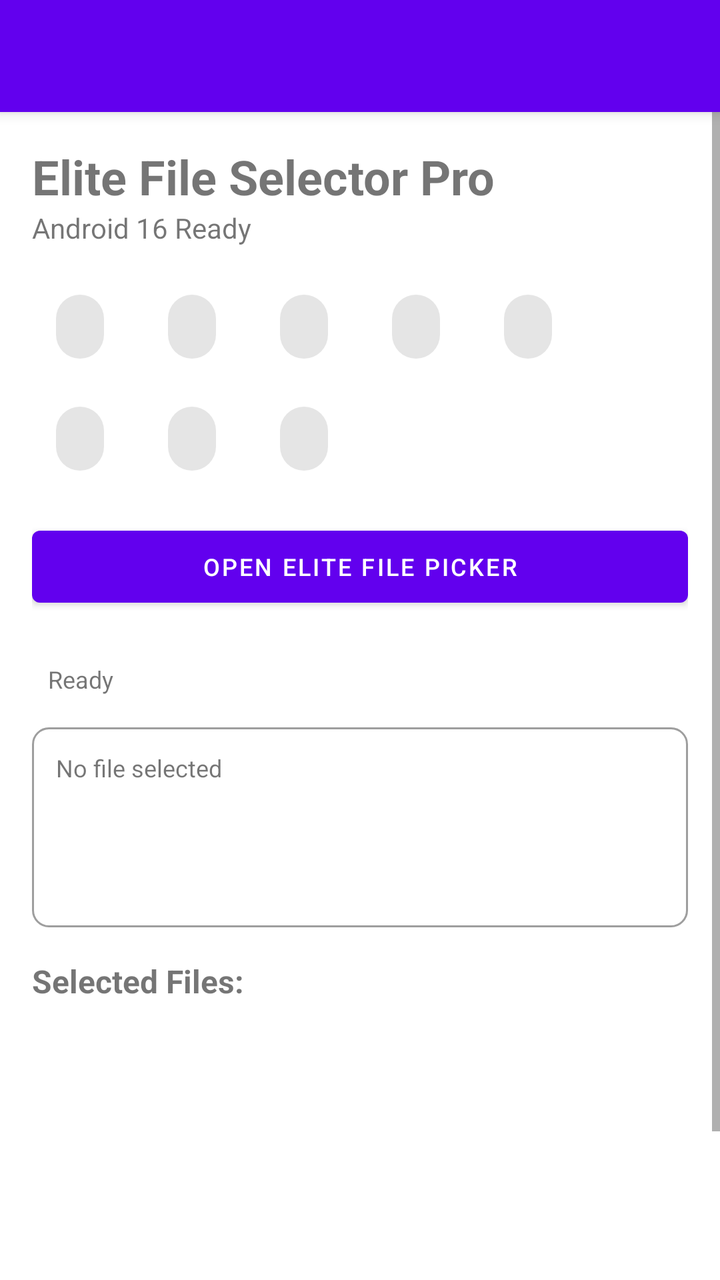
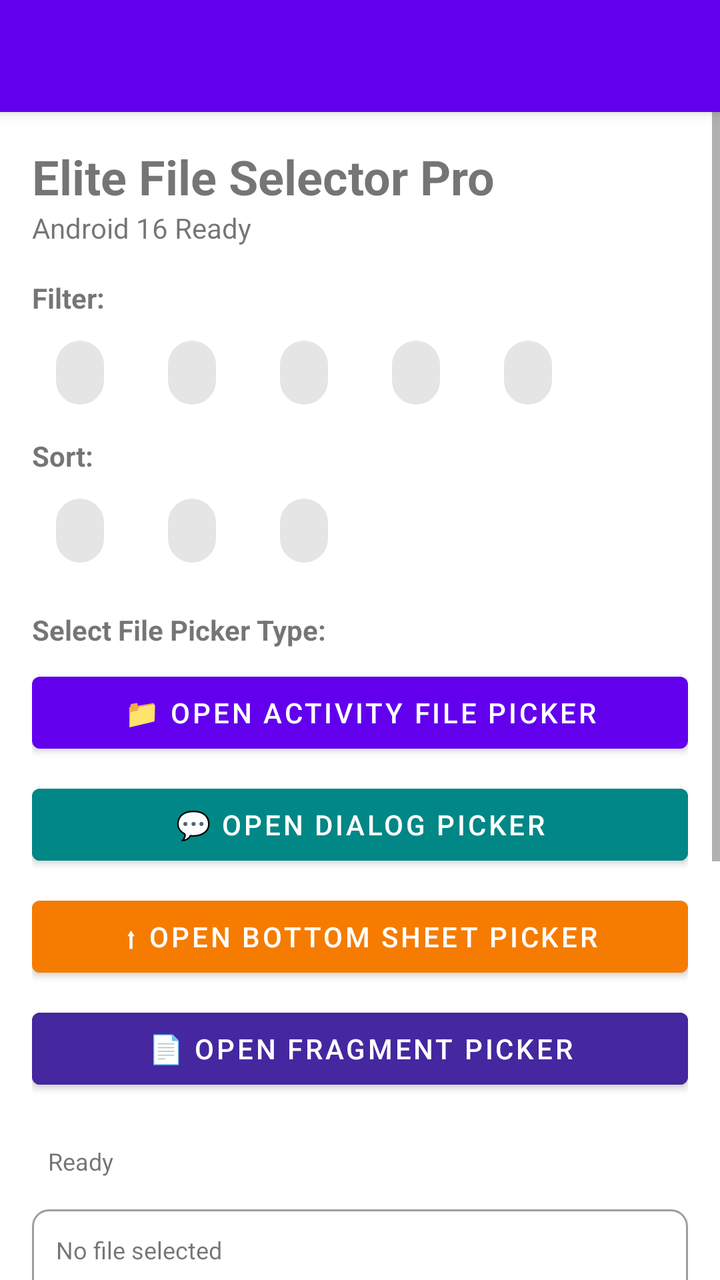

Compare the two renders of this Android layout. The source of the first and the diff that turns it into the second are given below.
<!-- AndroidManifest.xml: fallback theme Theme.MaterialComponents.DayNight.NoActionBar -->
<!-- res/layout/main.xml -->
<androidx.coordinatorlayout.widget.CoordinatorLayout
	xmlns:android="http://schemas.android.com/apk/res/android"
	xmlns:app="http://schemas.android.com/apk/res-auto"
	xmlns:tools="http://schemas.android.com/tools"
	android:id="@+id/_coordinator"
	android:layout_width="match_parent"
	android:layout_height="match_parent">
	<com.google.android.material.appbar.AppBarLayout
		android:id="@+id/_app_bar"
		android:layout_width="match_parent"
		android:layout_height="wrap_content"
		android:theme="@style/AppTheme.AppBarOverlay">
		<androidx.appcompat.widget.Toolbar
			android:id="@+id/_toolbar"
			android:layout_width="match_parent"
			android:layout_height="?attr/actionBarSize"
			android:background="?attr/colorPrimary"
			app:popupTheme="@style/AppTheme.PopupOverlay" />
	</com.google.android.material.appbar.AppBarLayout>
	<ScrollView
		android:layout_width="match_parent"
		android:layout_height="match_parent"
		android:fillViewport="true"
		app:layout_behavior="@string/appbar_scrolling_view_behavior">
		<LinearLayout
			android:id="@+id/linear10"
			android:layout_width="match_parent"
			android:layout_height="wrap_content"
			android:padding="16dp"
			android:orientation="vertical">
			<TextView
				android:id="@+id/textview4"
				android:layout_width="wrap_content"
				android:layout_height="wrap_content"
				android:text="Elite File Selector Pro"
				android:textSize="24sp"
				android:textStyle="bold" />
			<TextView
				android:id="@+id/textview5"
				android:layout_width="wrap_content"
				android:layout_height="wrap_content"
				android:layout_marginBottom="16dp"
				android:text="Android 16 Ready"
				android:textSize="14sp" />
			<com.google.android.material.chip.ChipGroup
				android:id="@+id/chipGroupFilter"
				android:layout_width="match_parent"
				android:layout_height="wrap_content"
				android:layout_marginBottom="8dp"
				app:singleSelection="true">
				<com.google.android.material.chip.Chip
					android:id="@+id/chip11"
					android:layout_width="wrap_content"
					android:layout_height="wrap_content" />
				<com.google.android.material.chip.Chip
					android:id="@+id/chip12"
					android:layout_width="wrap_content"
					android:layout_height="wrap_content" />
				<com.google.android.material.chip.Chip
					android:id="@+id/chip13"
					android:layout_width="wrap_content"
					android:layout_height="wrap_content" />
				<com.google.android.material.chip.Chip
					android:id="@+id/chip14"
					android:layout_width="wrap_content"
					android:layout_height="wrap_content" />
				<com.google.android.material.chip.Chip
					android:id="@+id/chip15"
					android:layout_width="wrap_content"
					android:layout_height="wrap_content" />
			</com.google.android.material.chip.ChipGroup>
			<com.google.android.material.chip.ChipGroup
				android:id="@+id/chipGroupSort"
				android:layout_width="match_parent"
				android:layout_height="wrap_content"
				android:layout_marginBottom="16dp"
				app:singleSelection="true">
				<com.google.android.material.chip.Chip
					android:id="@+id/chip16"
					android:layout_width="wrap_content"
					android:layout_height="wrap_content" />
				<com.google.android.material.chip.Chip
					android:id="@+id/chip17"
					android:layout_width="wrap_content"
					android:layout_height="wrap_content" />
				<com.google.android.material.chip.Chip
					android:id="@+id/chip18"
					android:layout_width="wrap_content"
					android:layout_height="wrap_content" />
			</com.google.android.material.chip.ChipGroup>
			<com.google.android.material.button.MaterialButton
				android:id="@+id/btnOpenFilePicker"
				android:layout_width="match_parent"
				android:layout_height="wrap_content"
				android:layout_marginBottom="16dp"
				android:text="Open Elite File Picker"
				android:textSize="12sp"
				android:icon="@drawable/ic_folder"
				app:iconGravity="textStart" />
			<com.google.android.material.progressindicator.CircularProgressIndicator
				android:id="@+id/progressIndicator"
				android:layout_width="48dp"
				android:layout_height="48dp"
				android:visibility="gone"
				app:indicatorColor="@color/purple_500"
				app:trackColor="@color/gray_light" />
			<ProgressBar
				android:id="@+id/progressBar"
				android:layout_width="match_parent"
				android:layout_height="4dp"
				android:indeterminate="false"
				style="?android:progressBarStyleHorizontal"
				android:visibility="gone"
				android:progressTint="@color/purple_500" />
			<TextView
				android:id="@+id/tvFileInfo"
				android:layout_width="match_parent"
				android:layout_height="wrap_content"
				android:padding="8dp"
				android:text="Ready"
				android:textSize="12sp" />
			<TextView
				android:id="@+id/tvSelectedFile"
				android:layout_width="match_parent"
				android:layout_height="wrap_content"
				android:layout_marginTop="8dp"
				android:padding="12dp"
				android:background="@drawable/border_background"
				android:text="No file selected"
				android:textSize="12sp"
				android:minHeight="100dp" />
			<TextView
				android:id="@+id/textview6"
				android:layout_width="match_parent"
				android:layout_height="wrap_content"
				android:layout_marginTop="16dp"
				android:text="Selected Files:"
				android:textSize="16sp"
				android:textStyle="bold" />
			<androidx.recyclerview.widget.RecyclerView
				android:id="@+id/rvSelectedFiles"
				android:layout_width="match_parent"
				android:layout_height="200dp"
				android:layout_marginTop="8dp" />
		</LinearLayout>
	</ScrollView>
</androidx.coordinatorlayout.widget.CoordinatorLayout>
<!-- resources referenced by this layout -->
<resources>
  <color name="gray_light">#F5F5F5</color>
  <color name="purple_500">#FF6200EE</color>
  <!-- drawable border_background (drawable) -->
  <?xml version="1.0" encoding="utf-8"?>
  <shape xmlns:android="http://schemas.android.com/apk/res/android">
      <solid android:color="@android:color/white"/>
      <stroke android:width="1dp" android:color="#9E9E9E"/>
      <corners android:radius="8dp"/>
  </shape>
  <!-- drawable ic_folder (drawable) -->
  <vector xmlns:android="http://schemas.android.com/apk/res/android"
      android:width="24dp"
      android:height="24dp"
      android:viewportWidth="24"
      android:viewportHeight="24">
      <path
          android:fillColor="#FFA726"
          android:pathData="M10,4H4c-1.1,0-1.99,0.9-1.99,2L2,18c0,1.1,0.9,2,2,2h16c1.1,0,2-0.9,2-2V8c0-1.1-0.9-2-2-2h-8l-2-2z"/>
  </vector>
  <style name="AppTheme.AppBarOverlay" parent="ThemeOverlay.MaterialComponents.Dark.ActionBar" />
  <style name="AppTheme.PopupOverlay" parent="ThemeOverlay.MaterialComponents.Light" />
</resources>

<!-- the commit's change to res/layout/main.xml (unified diff, before → after) -->
@@ -17,131 +17,198 @@
 			android:background="?attr/colorPrimary"
 			app:popupTheme="@style/AppTheme.PopupOverlay" />
 	</com.google.android.material.appbar.AppBarLayout>
-	<ScrollView
+	<LinearLayout
 		android:layout_width="match_parent"
 		android:layout_height="match_parent"
-		android:fillViewport="true"
+		android:orientation="vertical"
 		app:layout_behavior="@string/appbar_scrolling_view_behavior">
-		<LinearLayout
-			android:id="@+id/linear10"
+		<ScrollView
+			android:id="@+id/vscroll2"
 			android:layout_width="match_parent"
-			android:layout_height="wrap_content"
-			android:padding="16dp"
-			android:orientation="vertical">
-			<TextView
-				android:id="@+id/textview4"
-				android:layout_width="wrap_content"
-				android:layout_height="wrap_content"
-				android:text="Elite File Selector Pro"
-				android:textSize="24sp"
-				android:textStyle="bold" />
-			<TextView
-				android:id="@+id/textview5"
-				android:layout_width="wrap_content"
-				android:layout_height="wrap_content"
-				android:layout_marginBottom="16dp"
-				android:text="Android 16 Ready"
-				android:textSize="14sp" />
-			<com.google.android.material.chip.ChipGroup
-				android:id="@+id/chipGroupFilter"
+			android:layout_height="0dp"
+			android:layout_weight="1"
+			android:fillViewport="true">
+			<LinearLayout
+				android:id="@+id/linear10"
 				android:layout_width="match_parent"
 				android:layout_height="wrap_content"
-				android:layout_marginBottom="8dp"
-				app:singleSelection="true">
-				<com.google.android.material.chip.Chip
-					android:id="@+id/chip11"
+				android:padding="16dp"
+				android:orientation="vertical">
+				<TextView
+					android:id="@+id/textview4"
 					android:layout_width="wrap_content"
-					android:layout_height="wrap_content" />
-				<com.google.android.material.chip.Chip
-					android:id="@+id/chip12"
+					android:layout_height="wrap_content"
+					android:text="Elite File Selector Pro"
+					android:textSize="24sp"
+					android:textStyle="bold" />
+				<TextView
+					android:id="@+id/textview5"
 					android:layout_width="wrap_content"
-					android:layout_height="wrap_content" />
-				<com.google.android.material.chip.Chip
-					android:id="@+id/chip13"
-					android:layout_width="wrap_content"
-					android:layout_height="wrap_content" />
-				<com.google.android.material.chip.Chip
-					android:id="@+id/chip14"
-					android:layout_width="wrap_content"
-					android:layout_height="wrap_content" />
-				<com.google.android.material.chip.Chip
-					android:id="@+id/chip15"
-					android:layout_width="wrap_content"
-					android:layout_height="wrap_content" />
-			</com.google.android.material.chip.ChipGroup>
-			<com.google.android.material.chip.ChipGroup
-				android:id="@+id/chipGroupSort"
-				android:layout_width="match_parent"
-				android:layout_height="wrap_content"
-				android:layout_marginBottom="16dp"
-				app:singleSelection="true">
-				<com.google.android.material.chip.Chip
-					android:id="@+id/chip16"
-					android:layout_width="wrap_content"
-					android:layout_height="wrap_content" />
-				<com.google.android.material.chip.Chip
-					android:id="@+id/chip17"
-					android:layout_width="wrap_content"
-					android:layout_height="wrap_content" />
-				<com.google.android.material.chip.Chip
-					android:id="@+id/chip18"
-					android:layout_width="wrap_content"
-					android:layout_height="wrap_content" />
-			</com.google.android.material.chip.ChipGroup>
-			<com.google.android.material.button.MaterialButton
-				android:id="@+id/btnOpenFilePicker"
-				android:layout_width="match_parent"
-				android:layout_height="wrap_content"
-				android:layout_marginBottom="16dp"
-				android:text="Open Elite File Picker"
-				android:textSize="12sp"
-				android:icon="@drawable/ic_folder"
-				app:iconGravity="textStart" />
-			<com.google.android.material.progressindicator.CircularProgressIndicator
-				android:id="@+id/progressIndicator"
-				android:layout_width="48dp"
-				android:layout_height="48dp"
-				android:visibility="gone"
-				app:indicatorColor="@color/purple_500"
-				app:trackColor="@color/gray_light" />
-			<ProgressBar
-				android:id="@+id/progressBar"
-				android:layout_width="match_parent"
-				android:layout_height="4dp"
-				android:indeterminate="false"
-				style="?android:progressBarStyleHorizontal"
-				android:visibility="gone"
-				android:progressTint="@color/purple_500" />
-			<TextView
-				android:id="@+id/tvFileInfo"
-				android:layout_width="match_parent"
-				android:layout_height="wrap_content"
-				android:padding="8dp"
-				android:text="Ready"
-				android:textSize="12sp" />
-			<TextView
-				android:id="@+id/tvSelectedFile"
-				android:layout_width="match_parent"
-				android:layout_height="wrap_content"
-				android:layout_marginTop="8dp"
-				android:padding="12dp"
-				android:background="@drawable/border_background"
-				android:text="No file selected"
-				android:textSize="12sp"
-				android:minHeight="100dp" />
-			<TextView
-				android:id="@+id/textview6"
-				android:layout_width="match_parent"
-				android:layout_height="wrap_content"
-				android:layout_marginTop="16dp"
-				android:text="Selected Files:"
-				android:textSize="16sp"
-				android:textStyle="bold" />
-			<androidx.recyclerview.widget.RecyclerView
-				android:id="@+id/rvSelectedFiles"
-				android:layout_width="match_parent"
-				android:layout_height="200dp"
-				android:layout_marginTop="8dp" />
-		</LinearLayout>
-	</ScrollView>
+					android:layout_height="wrap_content"
+					android:layout_marginBottom="16dp"
+					android:text="Android 16 Ready"
+					android:textSize="14sp" />
+				<TextView
+					android:id="@+id/textview13"
+					android:layout_width="match_parent"
+					android:layout_height="wrap_content"
+					android:layout_marginBottom="4dp"
+					android:text="Filter:"
+					android:textSize="14sp"
+					android:textStyle="bold" />
+				<com.google.android.material.chip.ChipGroup
+					android:id="@+id/chipGroupFilter"
+					android:layout_width="match_parent"
+					android:layout_height="wrap_content"
+					android:layout_marginBottom="8dp"
+					app:singleSelection="true">
+					<com.google.android.material.chip.Chip
+						android:id="@+id/chip11"
+						android:layout_width="wrap_content"
+						android:layout_height="wrap_content" />
+					<com.google.android.material.chip.Chip
+						android:id="@+id/chip12"
+						android:layout_width="wrap_content"
+						android:layout_height="wrap_content" />
+					<com.google.android.material.chip.Chip
+						android:id="@+id/chip13"
+						android:layout_width="wrap_content"
+						android:layout_height="wrap_content" />
+					<com.google.android.material.chip.Chip
+						android:id="@+id/chip14"
+						android:layout_width="wrap_content"
+						android:layout_height="wrap_content" />
+					<com.google.android.material.chip.Chip
+						android:id="@+id/chip15"
+						android:layout_width="wrap_content"
+						android:layout_height="wrap_content" />
+				</com.google.android.material.chip.ChipGroup>
+				<TextView
+					android:id="@+id/textview14"
+					android:layout_width="match_parent"
+					android:layout_height="wrap_content"
+					android:layout_marginBottom="4dp"
+					android:text="Sort:"
+					android:textSize="14sp"
+					android:textStyle="bold" />
+				<com.google.android.material.chip.ChipGroup
+					android:id="@+id/chipGroupSort"
+					android:layout_width="match_parent"
+					android:layout_height="wrap_content"
+					android:layout_marginBottom="16dp"
+					app:singleSelection="true">
+					<com.google.android.material.chip.Chip
+						android:id="@+id/chip16"
+						android:layout_width="wrap_content"
+						android:layout_height="wrap_content" />
+					<com.google.android.material.chip.Chip
+						android:id="@+id/chip17"
+						android:layout_width="wrap_content"
+						android:layout_height="wrap_content" />
+					<com.google.android.material.chip.Chip
+						android:id="@+id/chip18"
+						android:layout_width="wrap_content"
+						android:layout_height="wrap_content" />
+				</com.google.android.material.chip.ChipGroup>
+				<TextView
+					android:id="@+id/textview15"
+					android:layout_width="match_parent"
+					android:layout_height="wrap_content"
+					android:layout_marginBottom="8dp"
+					android:text="Select File Picker Type:"
+					android:textSize="14sp"
+					android:textStyle="bold" />
+				<com.google.android.material.button.MaterialButton
+					android:id="@+id/btnOpenFilePicker"
+					android:layout_width="match_parent"
+					android:layout_height="wrap_content"
+					android:layout_marginBottom="8dp"
+					android:text="📁 Open Activity File Picker"
+					android:textSize="14sp"
+					android:icon="@drawable/ic_folder"
+					app:iconGravity="textStart" />
+				<com.google.android.material.button.MaterialButton
+					android:id="@+id/btnOpenDialog"
+					android:layout_width="match_parent"
+					android:layout_height="wrap_content"
+					android:layout_marginBottom="8dp"
+					android:text="💬 Open Dialog Picker"
+					android:textSize="14sp"
+					android:icon="@drawable/ic_dialog"
+					app:iconGravity="textStart"
+					android:backgroundTint="@color/teal_700" />
+				<com.google.android.material.button.MaterialButton
+					android:id="@+id/btnOpenBottomSheet"
+					android:layout_width="match_parent"
+					android:layout_height="wrap_content"
+					android:layout_marginBottom="8dp"
+					android:text="⬆ Open Bottom Sheet Picker"
+					android:textSize="14sp"
+					android:icon="@drawable/ic_bottom_sheet"
+					app:iconGravity="textStart"
+					android:backgroundTint="@color/orange_700" />
+				<com.google.android.material.button.MaterialButton
+					android:id="@+id/btnOpenFragment"
+					android:layout_width="match_parent"
+					android:layout_height="wrap_content"
+					android:layout_marginBottom="16dp"
+					android:text="📄 Open Fragment Picker"
+					android:textSize="14sp"
+					android:icon="@drawable/ic_fragment"
+					app:iconGravity="textStart"
+					android:backgroundTint="@color/deep_purple_700" />
+				<com.google.android.material.progressindicator.CircularProgressIndicator
+					android:id="@+id/progressIndicator"
+					android:layout_width="48dp"
+					android:layout_height="48dp"
+					android:visibility="gone"
+					app:indicatorColor="@color/purple_500"
+					app:trackColor="@color/gray_light" />
+				<ProgressBar
+					android:id="@+id/progressBar"
+					android:layout_width="match_parent"
+					android:layout_height="4dp"
+					android:indeterminate="false"
+					style="?android:progressBarStyleHorizontal"
+					android:visibility="gone"
+					android:progressTint="@color/purple_500" />
+				<TextView
+					android:id="@+id/tvFileInfo"
+					android:layout_width="match_parent"
+					android:layout_height="wrap_content"
+					android:padding="8dp"
+					android:text="Ready"
+					android:textSize="12sp" />
+				<TextView
+					android:id="@+id/tvSelectedFile"
+					android:layout_width="match_parent"
+					android:layout_height="wrap_content"
+					android:layout_marginTop="8dp"
+					android:padding="12dp"
+					android:background="@drawable/border_background"
+					android:text="No file selected"
+					android:textSize="12sp"
+					android:minHeight="100dp" />
+				<TextView
+					android:id="@+id/textview6"
+					android:layout_width="match_parent"
+					android:layout_height="wrap_content"
+					android:layout_marginTop="16dp"
+					android:text="Selected Files:"
+					android:textSize="16sp"
+					android:textStyle="bold" />
+				<androidx.recyclerview.widget.RecyclerView
+					android:id="@+id/rvSelectedFiles"
+					android:layout_width="match_parent"
+					android:layout_height="200dp"
+					android:layout_marginTop="8dp" />
+			</LinearLayout>
+		</ScrollView>
+		<FrameLayout
+			android:id="@+id/fragmentContainer"
+			android:layout_width="match_parent"
+			android:layout_height="match_parent"
+			android:background="@android:color/white"
+			android:visibility="gone" />
+	</LinearLayout>
 </androidx.coordinatorlayout.widget.CoordinatorLayout>
<!-- resource entries referenced after the edit -->
@@ -1,7 +1,10 @@
 <!-- resources referenced by this layout -->
 <resources>
+  <color name="deep_purple_700">#4527A0</color>
   <color name="gray_light">#F5F5F5</color>
+  <color name="orange_700">#F57C00</color>
   <color name="purple_500">#FF6200EE</color>
+  <color name="teal_700">#FF018786</color>
   <!-- drawable border_background (drawable) -->
   <?xml version="1.0" encoding="utf-8"?>
   <shape xmlns:android="http://schemas.android.com/apk/res/android">
@@ -9,6 +12,26 @@
       <stroke android:width="1dp" android:color="#9E9E9E"/>
       <corners android:radius="8dp"/>
   </shape>
+  <!-- drawable ic_bottom_sheet (drawable) -->
+  <vector xmlns:android="http://schemas.android.com/apk/res/android"
+      android:width="24dp"
+      android:height="24dp"
+      android:viewportWidth="24"
+      android:viewportHeight="24">
+      <path
+          android:fillColor="#FFFFFF"
+          android:pathData="M7,2h10v2H7V2z M12,18c-1.1,0-2-0.9-2-2s0.9-2,2-2s2,0.9,2,2S13.1,18,12,18z M19,4h-2v2h2c1.1,0,2,0.9,2,2v10c0,1.1-0.9,2-2,2H5c-1.1,0-2-0.9-2-2V8c0-1.1,0.9-2,2-2h2V4H5C3.34,4,2,5.34,2,7v10c0,1.66,1.34,3,3,3h14c1.66,0,3-1.34,3-3V7C22,5.34,20.66,4,19,4z"/>
+  </vector>
+  <!-- drawable ic_dialog (drawable) -->
+  <vector xmlns:android="http://schemas.android.com/apk/res/android"
+      android:width="24dp"
+      android:height="24dp"
+      android:viewportWidth="24"
+      android:viewportHeight="24">
+      <path
+          android:fillColor="#FFFFFF"
+          android:pathData="M20,2H4c-1.1,0-2,0.9-2,2v18l4-4h14c1.1,0,2-0.9,2-2V4c0-1.1-0.9-2-2-2z"/>
+  </vector>
   <!-- drawable ic_folder (drawable) -->
   <vector xmlns:android="http://schemas.android.com/apk/res/android"
       android:width="24dp"
@@ -19,6 +42,16 @@
           android:fillColor="#FFA726"
           android:pathData="M10,4H4c-1.1,0-1.99,0.9-1.99,2L2,18c0,1.1,0.9,2,2,2h16c1.1,0,2-0.9,2-2V8c0-1.1-0.9-2-2-2h-8l-2-2z"/>
   </vector>
+  <!-- drawable ic_fragment (drawable) -->
+  <vector xmlns:android="http://schemas.android.com/apk/res/android"
+      android:width="24dp"
+      android:height="24dp"
+      android:viewportWidth="24"
+      android:viewportHeight="24">
+      <path
+          android:fillColor="#FFFFFF"
+          android:pathData="M21,3H3c-1.1,0-2,0.9-2,2v14c0,1.1,0.9,2,2,2h18c1.1,0,2-0.9,2-2V5c0-1.1-0.9-2-2-2z M11,17H6c-0.55,0-1-0.45-1-1s0.45-1,1-1h5c0.55,0,1,0.45,1,1S11.55,17,11,17z M11,13H6c-0.55,0-1-0.45-1-1s0.45-1,1-1h5c0.55,0,1,0.45,1,1S11.55,13,11,13z M18,17h-5c-0.55,0-1-0.45-1-1s0.45-1,1-1h5c0.55,0,1,0.45,1,1S18.55,17,18,17z M18,13h-5c-0.55,0-1-0.45-1-1s0.45-1,1-1h5c0.55,0,1,0.45,1,1S18.55,13,18,13z"/>
+  </vector>
   <style name="AppTheme.AppBarOverlay" parent="ThemeOverlay.MaterialComponents.Dark.ActionBar" />
   <style name="AppTheme.PopupOverlay" parent="ThemeOverlay.MaterialComponents.Light" />
 </resources>
